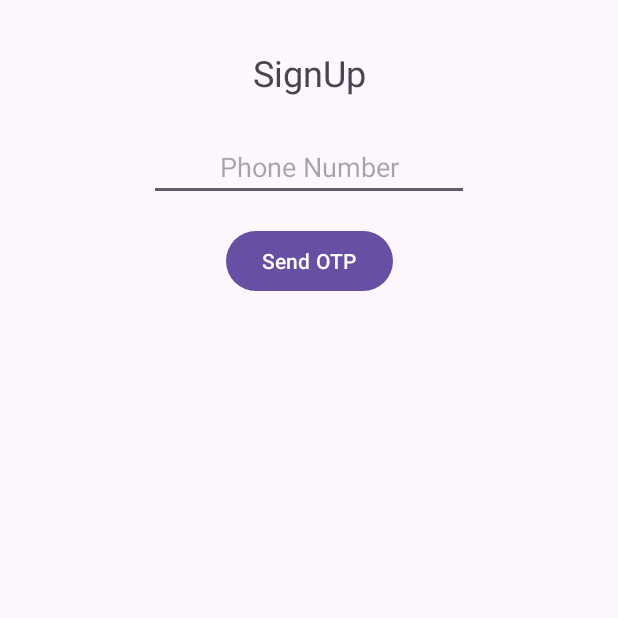
After one commit to SainiJapneet/CSE227, an Android app: the PhoneNumber screen opened directly, with no data from a screen before it, on a phone screen of 412 x 824 dp, the top half of it. The commit adds this screen. Run offline under Robolectric (Android 15) with nearby library versions, the phone set to English and light mode, and no system bars; our stand-ins replace Firebase (no records; nobody signed in at launch, a user with empty details on screens opened directly).

Commit message:
Firebase phone number(otp)

```diff
--- a/app/build.gradle.kts
+++ b/app/build.gradle.kts
@@ -47,4 +47,10 @@ dependencies {
     testImplementation("junit:junit:4.13.2")
     androidTestImplementation("androidx.test.ext:junit:1.1.5")
     androidTestImplementation("androidx.test.espresso:espresso-core:3.5.1")
+    // Import the BoM for the Firebase platform
+    implementation(platform("com.google.firebase:firebase-bom:32.7.0"))
+
+    // Add the dependency for the Firebase Authentication library
+    // When using the BoM, you don't specify versions in Firebase library dependencies
+    implementation("com.google.firebase:firebase-auth")
 }
--- a/app/src/main/java/com/example/cse227/UNIT_1/FirebaseActivity.kt
+++ b/app/src/main/java/com/example/cse227/UNIT_1/FirebaseActivity.kt
@@ -10,6 +10,7 @@ import android.widget.TextView
 import android.widget.Toast
 import com.example.cse227.R
 import com.google.firebase.auth.FirebaseAuth
+import com.google.firebase.auth.PhoneAuthCredential
 
 class FirebaseActivity : AppCompatActivity() {
     lateinit var auth : FirebaseAuth
@@ -31,6 +32,7 @@ class FirebaseActivity : AppCompatActivity() {
         edtPassword = findViewById(R.id.edtPassword)
         edtPasswordRepeat = findViewById(R.id.edtPasswordRepeat)
         txtAccExists = findViewById(R.id.txtAccExists)
+
 
 
         btnSignUp.setOnClickListener {
--- /dev/null
+++ b/app/src/main/java/com/example/cse227/UNIT_1/PhoneNo/BasedSignIn/PhoneNumber.kt
@@ -0,0 +1,52 @@
+package com.example.cse227.UNIT_1.PhoneNo.BasedSignIn
+
+import android.content.Intent
+import androidx.appcompat.app.AppCompatActivity
+import android.os.Bundle
+import android.util.Log
+import android.widget.Button
+import android.widget.EditText
+import com.example.cse227.R
+import com.google.firebase.FirebaseException
+import com.google.firebase.auth.FirebaseAuth
+import com.google.firebase.auth.PhoneAuthCredential
+import com.google.firebase.auth.PhoneAuthProvider
+
+class PhoneNumber : AppCompatActivity() {
+
+    var number: String = ""
+    lateinit var auth: FirebaseAuth
+    lateinit var storedVerificationId: String
+    lateinit var resendToken: PhoneAuthProvider.ForceResendingToken
+    private lateinit var callbacks: PhoneAuthProvider.OnVerificationStateChangedCallbacks
+
+    lateinit var edtPhone1: EditText
+    lateinit var btnOTP: Button
+
+    override fun onCreate(savedInstanceState: Bundle?) {
+        super.onCreate(savedInstanceState)
+        setContentView(R.layout.activity_phone_number)
+
+        auth = FirebaseAuth.getInstance()
+        btnOTP = findViewById(R.id.btnOTP)
+
+        btnOTP.setOnClickListener {
+            login()
+        }
+
+        callbacks = object : PhoneAuthProvider.OnVerificationStateChangedCallbacks(){
+            override fun onVerificationCompleted(p0: PhoneAuthCredential) {
+                startActivity(Intent(applicationContext,OTP::class.java))
+                finish()
+                Log.d("OTP","onVerificationCompleted Success")
+            }
+
+            override fun onVerificationFailed(p0: FirebaseException) {
+                Log.d("OTP","onVerificationCompleted Failed : $p0")
+            }
+        }
+    }
+    fun login(){
+
+    }
+}
--- /dev/null
+++ b/app/src/main/res/layout/activity_phone_number.xml
@@ -0,0 +1,42 @@
+<?xml version="1.0" encoding="utf-8"?>
+<androidx.constraintlayout.widget.ConstraintLayout xmlns:android="http://schemas.android.com/apk/res/android"
+    xmlns:app="http://schemas.android.com/apk/res-auto"
+    xmlns:tools="http://schemas.android.com/tools"
+    android:layout_width="match_parent"
+    android:layout_height="match_parent"
+    tools:context=".UNIT_1.PhoneNo.BasedSignIn.PhoneNumber">
+
+    <TextView
+        android:id="@+id/txtSignUp1"
+        android:layout_width="wrap_content"
+        android:layout_height="wrap_content"
+        android:layout_marginTop="32dp"
+        android:text="SignUp"
+        android:textSize="24dp"
+        app:layout_constraintEnd_toEndOf="parent"
+        app:layout_constraintStart_toStartOf="parent"
+        app:layout_constraintTop_toTopOf="parent" />
+
+    <EditText
+        android:id="@+id/edtPhone"
+        android:layout_width="wrap_content"
+        android:layout_height="wrap_content"
+        android:layout_marginTop="24dp"
+        android:ems="10"
+        android:inputType="phone"
+        android:hint="Phone Number"
+        android:gravity="center"
+        app:layout_constraintEnd_toEndOf="parent"
+        app:layout_constraintStart_toStartOf="parent"
+        app:layout_constraintTop_toBottomOf="@+id/txtSignUp1" />
+
+    <Button
+        android:id="@+id/btnOTP"
+        android:layout_width="wrap_content"
+        android:layout_height="wrap_content"
+        android:layout_marginTop="16dp"
+        android:text="Send OTP"
+        app:layout_constraintEnd_toEndOf="parent"
+        app:layout_constraintStart_toStartOf="parent"
+        app:layout_constraintTop_toBottomOf="@+id/edtPhone" />
+</androidx.constraintlayout.widget.ConstraintLayout>
```
Also changed, not shown: app/src/main/AndroidManifest.xml (+9 -0 lines), app/src/main/java/com/example/cse227/UNIT_1/PhoneNo/BasedSignIn/Home.kt (added, +12 -0 lines), app/src/main/java/com/example/cse227/UNIT_1/PhoneNo/BasedSignIn/OTP.kt (added, +12 -0 lines), app/src/main/res/layout/activity_home.xml (added, +9 -0 lines), app/src/main/res/layout/activity_otp.xml (added, +42 -0 lines).
